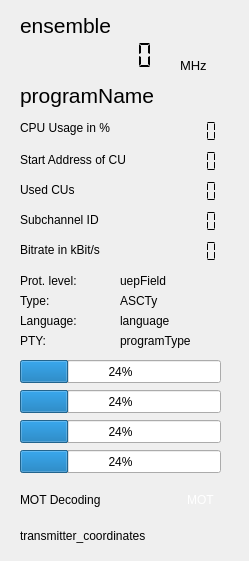
The window that forms/technical_data.ui (JvanKatwijk/sdrplayDab) describes before a commit, drawn with Qt 5.
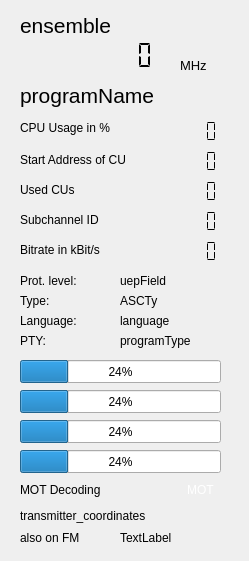
The same window after the commit.

```diff
--- a/forms/technical_data.ui
+++ b/forms/technical_data.ui
@@ -385,7 +385,7 @@
    <property name="geometry">
     <rect>
      <x>180</x>
-     <y>490</y>
+     <y>480</y>
      <width>41</width>
      <height>20</height>
     </rect>
@@ -404,7 +404,7 @@
    <property name="geometry">
     <rect>
      <x>20</x>
-     <y>490</y>
+     <y>480</y>
      <width>151</width>
      <height>20</height>
     </rect>
@@ -417,7 +417,7 @@
    <property name="geometry">
     <rect>
      <x>20</x>
-     <y>520</y>
+     <y>500</y>
      <width>201</width>
      <height>31</height>
     </rect>
@@ -503,6 +503,32 @@
     <enum>QLCDNumber::Flat</enum>
    </property>
   </widget>
+  <widget class="QLabel" name="fmLabel">
+   <property name="geometry">
+    <rect>
+     <x>20</x>
+     <y>530</y>
+     <width>81</width>
+     <height>16</height>
+    </rect>
+   </property>
+   <property name="text">
+    <string>also on FM</string>
+   </property>
+  </widget>
+  <widget class="QLabel" name="fmFrequency">
+   <property name="geometry">
+    <rect>
+     <x>120</x>
+     <y>530</y>
+     <width>81</width>
+     <height>16</height>
+    </rect>
+   </property>
+   <property name="text">
+    <string>TextLabel</string>
+   </property>
+  </widget>
  </widget>
  <resources/>
  <connections/>
```
